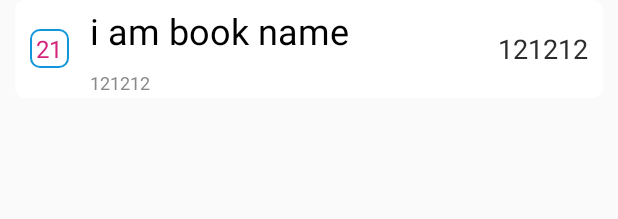
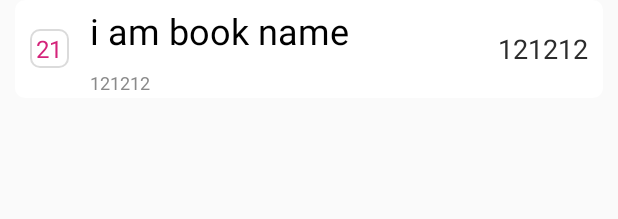
Before and after one commit to xiaxiao1/BookMaid, an Android app: the layout book_item.xml on its own in the app's theme, with its tools: preview values and no code run, on a phone screen of 412 x 824 dp. Shown: the top 219 px of the screen. Run offline under Robolectric (Android 15) with nearby library versions, the phone set to English and light mode, and no system bars.

Commit message:
添加颜色序号的设置

```diff
--- a/app/src/main/java/com/xiaxiao/bookmaid/BookAdapter.java
+++ b/app/src/main/java/com/xiaxiao/bookmaid/BookAdapter.java
@@ -54,7 +54,8 @@ public class BookAdapter extends BaseAdapter{
         } else {
             holder=(Holder)convertView.getTag();
         }
-        holder.bookIndex.setText(position+"");
+        holder.bookIndex.setText((position+1)+"");
+        holder.bookIndex.setTextColor(Color.parseColor(Util.getRandomColor()));
         holder.bookName.setText(book.getName());
         holder.bookId.setText(book.getId());
         if (book.getType() == 1) {
--- /dev/null
+++ b/app/src/main/res/drawable/border_gray.xml
@@ -0,0 +1,10 @@
+<?xml version="1.0" encoding="utf-8"?>
+<shape xmlns:android="http://schemas.android.com/apk/res/android">
+    <corners
+        android:radius="6dp"
+        />
+<stroke
+    android:width="1dp"
+    android:color="@color/listview_bg"
+    />
+</shape>
--- a/app/src/main/res/layout/book_item.xml
+++ b/app/src/main/res/layout/book_item.xml
@@ -8,7 +8,7 @@
 
 <RelativeLayout android:layout_width="match_parent"
     android:layout_height="wrap_content"
-    android:background="@drawable/item_border"
+    android:background="@drawable/item_bg"
     android:layout_marginRight="10dp"
     android:layout_marginLeft="10dp"
     >
@@ -22,7 +22,7 @@
         android:textColor="#d4237a"
         android:textSize="16sp"
         android:layout_marginRight="4dp"
-        android:background="@drawable/border"
+        android:background="@drawable/border_gray"
         android:gravity="center"
         android:layout_alignParentLeft="true"
         android:layout_marginLeft="10dp"
```
Also changed, not shown: app/src/main/java/com/xiaxiao/bookmaid/Util.java (+12 -0 lines), app/src/main/res/drawable/item_bg.xml (renamed from app/src/main/res/drawable/item_border.xml), 1 other file.
